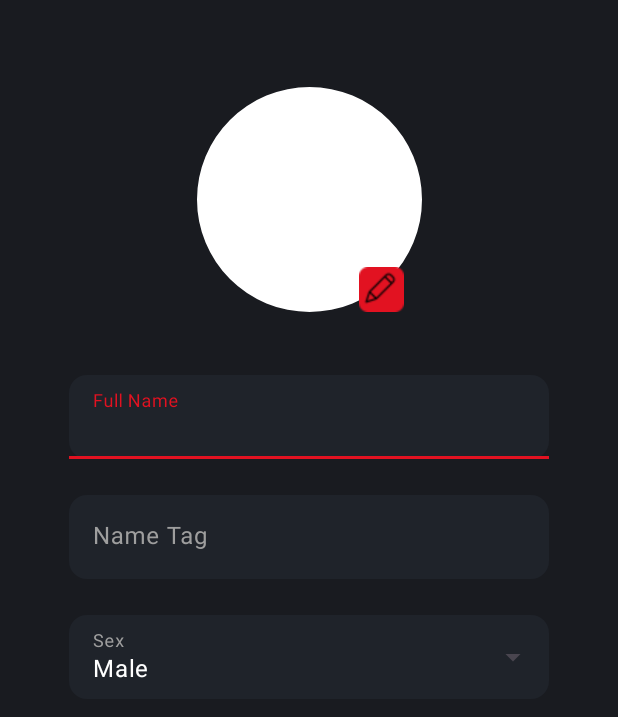
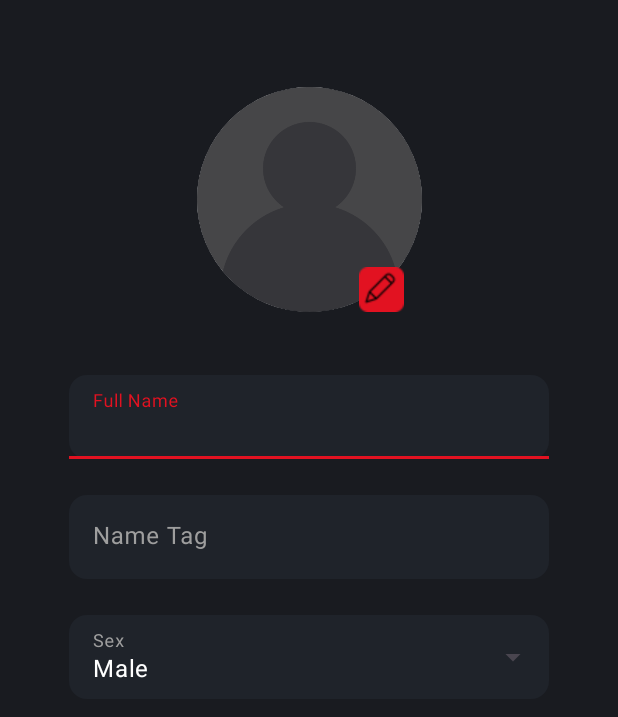
Before and after one commit to karim-agha5/movio, an Android app: the screen it shows after launch (MainActivity), on a phone screen of 412 x 824 dp. Shown: the top 717 px of the screen. Run offline under Robolectric (Android 15) with nearby library versions, the phone set to English and light mode, and no system bars; our stand-ins replace Firebase (no records; nobody signed in at launch, a user with empty details on screens opened directly), RxJava.

Commit message:
add profile picture placeholder in drawables; add profile picture placeholder imageview in fil your profile xml file

```diff
--- a/app/src/main/res/layout/fragment_fill_your_profile.xml
+++ b/app/src/main/res/layout/fragment_fill_your_profile.xml
@@ -11,6 +11,7 @@
         android:id="@+id/iv_profile_picture"
         android:layout_width="150dp"
         android:layout_height="150dp"
+        android:src="@drawable/profile_picture_placeholder"
         android:background="@color/white"
         android:adjustViewBounds="true"
         android:scaleType="centerInside"
```
Also changed, not shown: app/src/main/res/drawable/profile_picture_placeholder.png (added).
